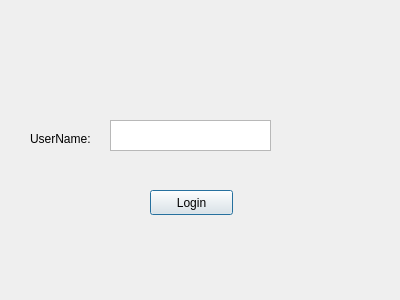
Qt form stafflogin.ui (maliklewis/comp3004) before a commit.
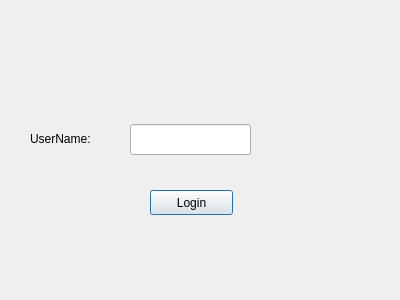
The same form after that commit.

The edit to the form file:
```diff
--- a/stafflogin.ui
+++ b/stafflogin.ui
@@ -13,16 +13,6 @@
   <property name="windowTitle">
    <string>Dialog</string>
   </property>
-  <widget class="QTextEdit" name="userName">
-   <property name="geometry">
-    <rect>
-     <x>110</x>
-     <y>120</y>
-     <width>161</width>
-     <height>31</height>
-    </rect>
-   </property>
-  </widget>
   <widget class="QLabel" name="label">
    <property name="geometry">
     <rect>
@@ -49,6 +39,16 @@
     <string>Login</string>
    </property>
   </widget>
+  <widget class="QLineEdit" name="userName">
+   <property name="geometry">
+    <rect>
+     <x>130</x>
+     <y>124</y>
+     <width>121</width>
+     <height>31</height>
+    </rect>
+   </property>
+  </widget>
  </widget>
  <resources/>
  <connections/>
```
Left out of the diff: 2 changed lines with no effect on the pictures.
